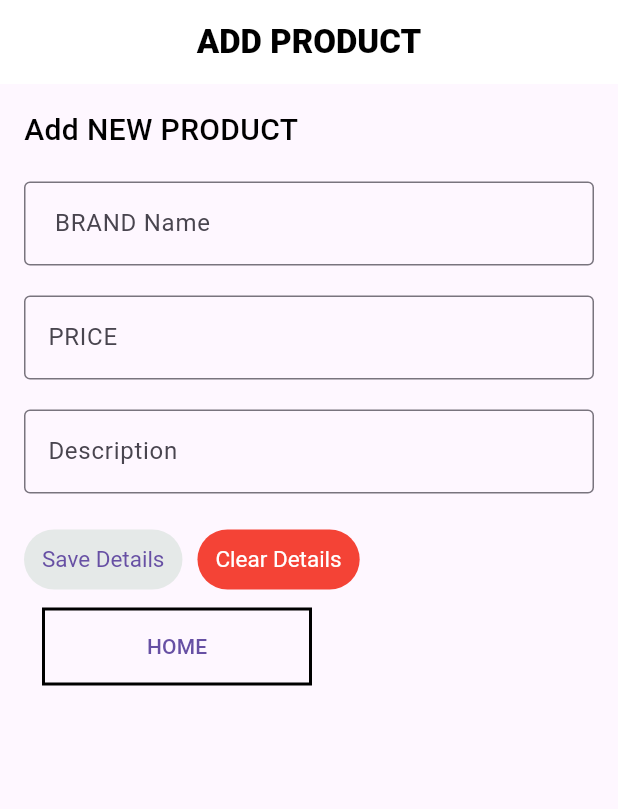
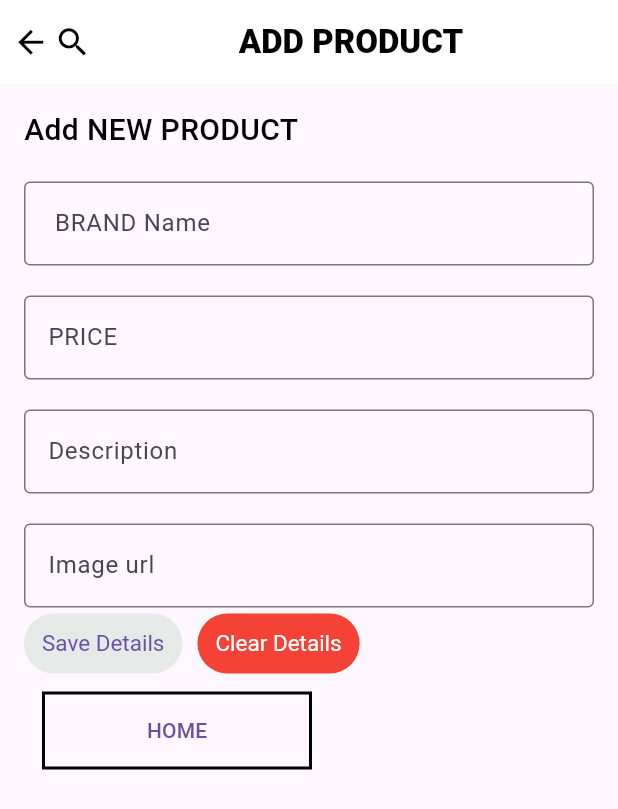
Before and after one commit to riyasmajeed/first-project, a Flutter app: the screen it shows after launch, after a tap on "ADD", on a phone screen of 412 x 824 dp. Shown: the top 809 px of the screen. Run offline on Flutter 3.47's test engine with Material 3 defaults, Android fonts, the phone set to English and light mode, and no system bars; our stand-ins replace sqflite; accounts and stored records are empty.

Commit message:
forth commit

```diff
--- a/my_first_app/lib/Text_widget/text.dart
+++ b/my_first_app/lib/Text_widget/text.dart
@@ -1,4 +1,6 @@
 import 'package:flutter/material.dart';
+
+
 
 
 var commonproject=  const Text("COMMON PROJECTS",
@@ -7,7 +9,7 @@ var commonproject=  const Text("COMMON PROJECTS",
 
                         fontWeight: FontWeight.w800,
 
-                        fontSize: 20,color: Colors.black
+                        fontSize: 20,color: Colors.black,
 
                       ),
 
--- a/my_first_app/lib/add_user/add_data.dart
+++ b/my_first_app/lib/add_user/add_data.dart
@@ -1,5 +1,3 @@
-
-
 import 'package:flutter/material.dart';
 import 'package:my_first_app/Service/userService.dart';
 import 'package:my_first_app/add_user/user.dart';
@@ -7,7 +5,7 @@ import 'package:my_first_app/operations/on_press_opreration.dart';
 import 'package:my_first_app/screens/home.dart';
 
 class Adduser extends StatefulWidget {
-  const Adduser({Key? key}):super(key: key);
+  const Adduser({Key? key}) : super(key: key);
 
   @override
   State<Adduser> createState() => _AdduserState();
@@ -17,10 +15,12 @@ class _AdduserState extends State<Adduser> {
   var _userBRANDController = TextEditingController();
   var _userPRICEController = TextEditingController();
   var _userDescriptionController = TextEditingController();
+   var _userimageurlController = TextEditingController();
   bool _validateBRAND = false;
   bool _validatePRICE = false;
   bool _validateDescription = false;
-  var _userSevice=UserService();
+  bool _validateimageurl = false;
+  var _userSevice = UserService();
 
   _showSuccessSnackBar(String message) {
     ScaffoldMessenger.of(context).showSnackBar(
@@ -29,28 +29,41 @@ class _AdduserState extends State<Adduser> {
       ),
     );
   }
+
   @override
-
-
-
   Widget build(BuildContext context) {
     return MaterialApp(
         home: Scaffold(
       appBar: AppBar(
         backgroundColor: Colors.white,
-
-
         title: Center(
-        child: Text('ADD PRODUCT',
-        style: TextStyle(
-          color: Colors.black,
-          fontWeight: FontWeight.w800
+          child: Text(
+            'ADD PRODUCT',
+            style: TextStyle(color: Colors.black, fontWeight: FontWeight.w800),
           ),
-
-
         ),
-      )
-
+        leading: Row(
+          mainAxisAlignment: MainAxisAlignment.spaceBetween,
+          children: <Widget>[
+            Flexible(
+              flex: 1,
+              child: IconButton(
+                icon:
+                    const Icon(Icons.arrow_back, color: Colors.black, size: 25),
+                onPressed: () {
+                  RedirectToMenupage(context);
+                },
+              ),
+            ),
+            Flexible(
+              flex: 1,
+              child: IconButton(
+                icon: const Icon(Icons.search, color: Colors.black, size: 25),
+                onPressed: () {},
+              ),
+            ),
+          ],
+        ),
       ),
       body: SingleChildScrollView(
         child: Container(
@@ -69,99 +82,114 @@ class _AdduserState extends State<Adduser> {
                 height: 20.0,
               ),
               TextField(
-
                 controller: _userBRANDController,
                 decoration: InputDecoration(
                   border: const OutlineInputBorder(),
                   hintText: 'Enter  BRAND Name',
                   labelText: ' BRAND Name',
-                    errorText: _validateBRAND ? 'Brand name can\'t be empty':null,
-
-
+                  errorText:
+                      _validateBRAND ? 'Brand name can\'t be empty' : null,
                 ),
               ),
               const SizedBox(
                 height: 20.0,
               ),
               TextField(
-
                   controller: _userPRICEController,
                   decoration: InputDecoration(
                     border: const OutlineInputBorder(),
                     hintText: 'Enter PRICE',
                     labelText: 'PRICE',
-                     errorText: _validatePRICE ? 'PRICE can\'t be empty':null,
-
+                    errorText: _validatePRICE ? 'PRICE can\'t be empty' : null,
                   )),
               const SizedBox(
                 height: 20.0,
               ),
               TextField(
-
-
                 controller: _userDescriptionController,
                 decoration: InputDecoration(
                   border: const OutlineInputBorder(),
                   hintText: 'Enter Description',
                   labelText: 'Description',
-                     errorText: _validateDescription ? 'Description can\'t be empty':null,
-
+                  errorText: _validateDescription
+                      ? 'Description can\'t be empty'
+                      : null,
                 ),
               ),
               const SizedBox(
                 height: 20.0,
               ),
+              TextField(
+                controller: _userimageurlController,
+                decoration: InputDecoration(
+                  border: const OutlineInputBorder(),
+                  hintText: 'add Image url',
+                  labelText: 'Image url',
+                  errorText: _validateimageurl
+                      ? 'imageurl can\'t be empty'
+                      : null,
+                ),
+              ),
               Row(
                 children: [
                   TextButton(
                       style: TextButton.styleFrom(
-
-                          backgroundColor: const Color.fromARGB(255, 229, 233, 232),
-                          textStyle: const TextStyle(fontSize: 15,
-                          color: Colors.black)),
-
-                        onPressed: () async{
+                          backgroundColor:
+                              const Color.fromARGB(255, 229, 233, 232),
+                          textStyle: const TextStyle(
+                              fontSize: 15, color: Colors.black)),
+                      onPressed: () async {
                         setState(() {
-                          _userBRANDController.text.isEmpty?_validateBRAND = true : _validateBRAND = false;
+                          //validate datas//
+                          _userBRANDController.text.isEmpty
+                              ? _validateBRAND = true
+                              : _validateBRAND = false;
                           _userPRICEController.text.isEmpty
                               ? _validatePRICE = true
                               : _validatePRICE = false;
                           _userDescriptionController.text.isEmpty
                               ? _validateDescription = true
                               : _validateDescription = false;
+ _userimageurlController.text.isEmpty
+                              ? _validateimageurl = true
+                              : _validateimageurl = false;
+
+
 
                         });
                         if (_validateBRAND == false &&
                             _validatePRICE == false &&
-                            _validateDescription == false) {
+                            _validateDescription == false&&
+                             _validateimageurl == false
+                            ) {
+                          var _user = User();
+                          _user.brand = _userBRANDController.text;
+                          _user.price = _userPRICEController.text;
+                          _user.description = _userDescriptionController.text;
+                          _user.imageurl =_userimageurlController.text;
+                          var result = await _userSevice.saveUser(_user);
+                          Navigator.pop(context, result);
 
-                         var _user = User();
-                         _user.brand =_userBRANDController.text;
-                         _user.price =_userPRICEController.text;
-                         _user.description =_userDescriptionController.text;
-                         var result=await _userSevice.saveUser(_user);
-Navigator.pop(context,result);
-
-                      _showSuccessSnackBar(
-                                  ' Detail Updated Success');
+                          //pop up funtion for saved
+                          _showSuccessSnackBar(' Detail Updated Success');
                         }
-
-
                       },
-
-
-                      child: const Text('Save Details',)),
+                      child: const Text(
+                        'Save Details',
+                      )),
                   const SizedBox(
                     width: 10.0,
                   ),
                   TextButton(
                       style: TextButton.styleFrom(
-                          foregroundColor: Colors.white, backgroundColor: Colors.red,
+                          foregroundColor: Colors.white,
+                          backgroundColor: Colors.red,
                           textStyle: const TextStyle(fontSize: 15)),
                       onPressed: () {
                         _userBRANDController.text = '';
                         _userPRICEController.text = '';
                         _userDescriptionController.text = '';
+                        _userimageurlController.text='';
                       },
                       child: const Text('Clear Details'))
                 ],
@@ -174,21 +202,18 @@ Navigator.pop(context,result);
                     width: 180,
                     height: 52,
                     decoration: BoxDecoration(
-            border: Border.all(width: 2,color: Color.fromARGB(255, 0, 0, 0))
-          ),
+                        border: Border.all(
+                            width: 2, color: Color.fromARGB(255, 0, 0, 0))),
                     child: Container(
                       child: const Center(
                         child: Text("HOME"),
                       ),
-
-         )
-      ),
+                    )),
               ),
             ],
           ),
         ),
       ),
-      )
-    );
+    ));
   }
 }
--- a/my_first_app/lib/add_user/user.dart
+++ b/my_first_app/lib/add_user/user.dart
@@ -1,15 +1,20 @@
+//user model//
+
 class  User {
   int? id;
   String? brand;
   String? price;
   String? description;
+  String?  imageurl;
 
+//convert values in mapp//
   userMap() {
     var mapping = Map<String,dynamic>();
     mapping['id'] = id ?? null;
     mapping['brand'] = brand!;
     mapping['price'] = price!;
     mapping['description'] = description!;
+    mapping['Imageurl']=imageurl;
     return mapping;
   }
 }
--- a/my_first_app/lib/db_helper/repository.dart
+++ b/my_first_app/lib/db_helper/repository.dart
@@ -19,18 +19,18 @@ class Repository{
  }
 
 
-// Insert data
+// Insert data//
 insertData(table,data) async {
   var connection =await database;
   return await connection?.insert(table,data);
 }
-// Read all record
+// Read all record//
 readData(table) async{
   var connection =await database;
   return await connection?.query(table);
 }
 
-//delete data
+//delete data//
 deleteData(table) async{
   var connection =await database;
   return await connection?.delete(table);
--- a/my_first_app/lib/main.dart
+++ b/my_first_app/lib/main.dart
@@ -18,7 +18,7 @@ import 'package:my_first_app/screens/first_home.dart';
 class _MyAppState extends State<MyApp> {
   @override
   Widget build(BuildContext context) {
-   return   MaterialApp(
+   return   const MaterialApp(
 
      debugShowCheckedModeBanner: false,
      home: Scaffold(
@@ -28,13 +28,6 @@ body:
 
 ),
 
-
-
-
-
-
-
-
     );
   }
 }
--- a/my_first_app/lib/operations/on_press_opreration.dart
+++ b/my_first_app/lib/operations/on_press_opreration.dart
@@ -1,5 +1,6 @@
 import 'package:flutter/material.dart';
 import 'package:my_first_app/add_user/add_data.dart';
+import 'package:my_first_app/screens/first_home.dart';
 import 'package:my_first_app/screens/home.dart';
 
 
@@ -10,3 +11,7 @@ RedirectToaddPage(context){
 RedirectToHomepage(context){
    Navigator.of(context).push(MaterialPageRoute(builder: (BuildContext ctx) => Home()));
  }
+
+RedirectToMenupage(context){
+   Navigator.of(context).push(MaterialPageRoute(builder: (BuildContext ctx) => First()));
+ }
--- a/my_first_app/lib/screens/first_home.dart
+++ b/my_first_app/lib/screens/first_home.dart
@@ -15,69 +15,35 @@ class First extends StatefulWidget {
 class _MyAppState extends State<First> {
   @override
   Widget build(BuildContext context) {
-   return  MaterialApp(
-
+    return MaterialApp(
         debugShowCheckedModeBanner: false,
         home: Scaffold(
-
-     body:Column(
+          body: Column(children: [
+            Container(
+              padding:
+                  EdgeInsets.only(bottom: 20, right: 15, left: 15, top: 25),
+              child: Row(
                 children: [
                   Container(
-
-                      padding: EdgeInsets.only(bottom: 20,right: 15,left: 15,top: 25),
-
-                    child: Row(
-
-
-
-                    children: [
-
-
-
-                      Container(
-
-
-
-                        child: Icon(Icons.menu_rounded,
-
+                    child: Icon(
+                      Icons.menu_rounded,
                       size: 30,
-
                     ),
-
-
-
                   ),
 
                   SizedBox(
-
                     width: 10,
-
                   ),
 
-
-
                   Container(
-
-
-
-
-
-                          child: Icon(Icons.search_sharp,
-
+                    child: Icon(
+                      Icons.search_sharp,
                       size: 30,
-
                     ),
-
-
-
-
-
                   ),
 
                   SizedBox(
-
                     width: 36,
-
                   ),
 
                   // Text("COMMON PROJECTS",
@@ -93,63 +59,32 @@ class _MyAppState extends State<First> {
                   // ),
                   commonproject,
 
-                      SizedBox(width: 50,),
+                  SizedBox(
+                    width: 50,
+                  ),
 
                   Container(
-
-
-
-
-
-
-
-                          child:
-
-
-
-                          Icon(Icons.checkroom_sharp,
-
+                    child: Icon(
+                      Icons.checkroom_sharp,
                       size: 30,
-
                     ),
-
-
-
-
-
                   ),
-
-
-
                 ],
-
-
-
-
-
               ),
-
-
-
             ),
-
-
-
-
-
             TextButton(
               onPressed: () {
-RedirectToHomepage(context);  },
+                RedirectToHomepage(context);
+              },
               child: Container(
                   width: 180,
                   height: 52,
                   decoration: BoxDecoration(
-            border: Border.all(width: 2,color: Color.fromARGB(255, 0, 0, 0))
-          ),
+                      border: Border.all(
+                          width: 2, color: Color.fromARGB(255, 0, 0, 0))),
                   child: Center(
                     child: Text("HOME"),
-           )
-      ),
+                  )),
             ),
             TextButton(
               onPressed: () {
@@ -160,23 +95,13 @@ RedirectToHomepage(context);  },
                   width: 180,
                   height: 52,
                   decoration: BoxDecoration(
-            border: Border.all(width: 2,color: Color.fromARGB(255, 0, 0, 0))
-          ),
+                      border: Border.all(
+                          width: 2, color: Color.fromARGB(255, 0, 0, 0))),
                   child: Center(
                     child: Text("ADD"),
-           )
+                  )),
             ),
- ),
-  ]
-     ),
-
-
-     )
-
-    );
+          ]),
+        ));
   }
 }
-
-// RedirectToaddPage(context){
-//    Navigator.of(context).push(MaterialPageRoute(builder: (BuildContext ctx) => Adduser()));
-// }
--- a/my_first_app/pubspec.yaml
+++ b/my_first_app/pubspec.yaml
@@ -32,6 +32,7 @@ dependencies:
    sdk: flutter
   sqflite: ^2.3.0
   path_provider: ^2.1.1
+
 
 
 dev_dependencies:
```
Also changed, not shown: my_first_app/lib/db_helper/database_connecton.dart (+6 -2 lines), my_first_app/lib/screens/home.dart (+61 -67 lines), my_first_app/lib/screens/row.dart (+101 -49 lines). Lines whose indentation alone changed are shown as unchanged.
